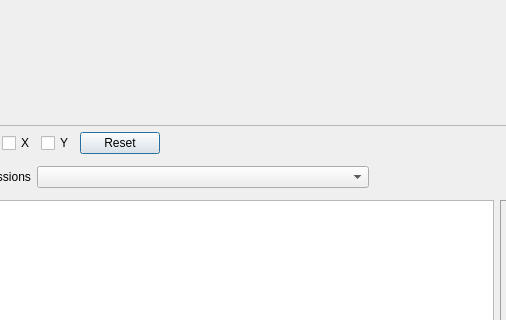
opentx/opentx, file companion/src/logsdialog.ui: the form before one commit; both pictures show x 172 to 678 and y 250 to 570 of the 883 by 653 pixel window.
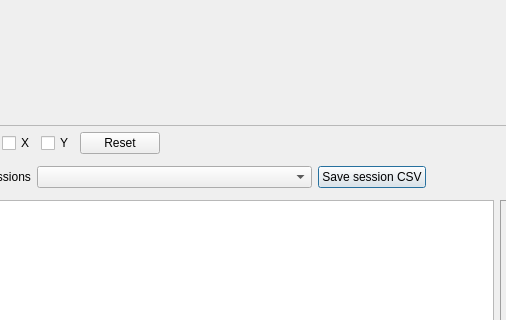
The form after the commit. Icons and pictures are not drawn. Custom widgets are drawn as their Qt base class.

Commit message: Adding a button to the log viewer to save the currently selected session to its own CSV log file

Patch:
```diff
--- a/companion/src/logsdialog.ui
+++ b/companion/src/logsdialog.ui
@@ -36,6 +36,13 @@
        </property>
       </widget>
      </item>
+     <item>
+      <widget class="QPushButton" name="SaveSession_PB">
+       <property name="text">
+        <string>Save session CSV</string>
+       </property>
+      </widget>
+     </item>
      <item>
       <spacer name="horizontalSpacer">
        <property name="orientation">
```
The commit also changes 2 other files.
